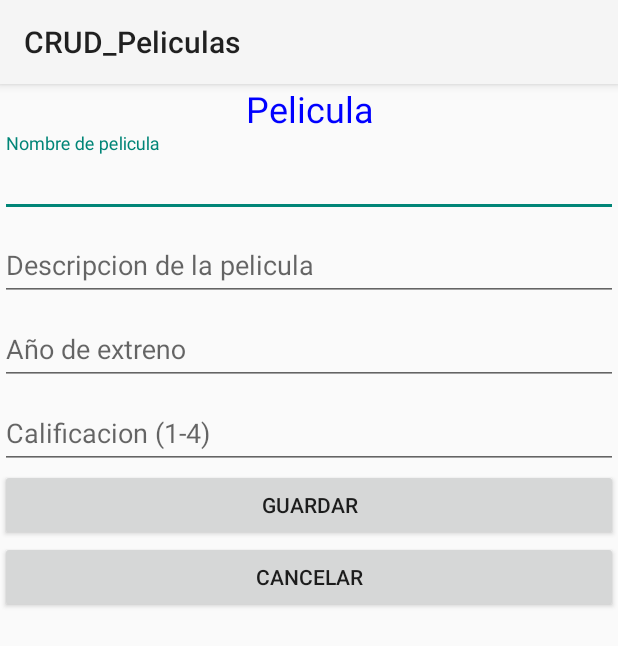
After one commit to AnthonyVas/Desafio_2_DSM, an Android app: the AgregarPelicula screen opened directly, with no data from a screen before it, on a phone screen of 412 x 824 dp. The commit adds this screen. Shown: the top 646 px of the screen. Run offline under Robolectric (Android 15) with nearby library versions, the phone set to English and light mode, and no system bars; 6 statements that could not run were skipped.

Commit message:
Funciona agregar y editar peli

```diff
--- /dev/null
+++ b/app/src/main/java/com/example/crud_peliculas/AgregarPelicula.java
@@ -0,0 +1,67 @@
+package com.example.crud_peliculas;
+
+
+
+import android.os.Bundle;
+import android.view.View;
+import android.widget.EditText;
+import androidx.appcompat.app.AppCompatActivity;
+import com.example.crud_peliculas.datos.Pelicula;
+
+public class AgregarPelicula extends AppCompatActivity {
+    EditText txtTitulo, txtDesc, txtYear, txtRate;
+    String key="",titulo="",desc="",accion="", year = "", rate = "";
+    @Override
+    protected void onCreate(Bundle savedInstanceState) {
+        super.onCreate(savedInstanceState);
+        setContentView(R.layout.agregara_pelicula);
+        inicializar();
+
+    }
+
+    private void inicializar() {
+        txtTitulo = findViewById(R.id.txtTitulo);
+        txtDesc = findViewById(R.id.txtDesc);
+        txtYear = findViewById(R.id.txtYear);
+        txtRate = findViewById(R.id.txtRate);
+
+        // Obtención de datos que envia actividad anterior
+        Bundle datos = getIntent().getExtras();
+        key = datos.getString("key");
+        titulo = datos.getString("titulo");
+        desc=datos.getString("desc");
+        year=datos.getString("year");
+        rate=datos.getString("rate");
+        accion=datos.getString("accion");
+
+        txtTitulo.setText(titulo);
+        txtDesc.setText(desc);
+        txtRate.setText(rate);
+        txtYear.setText(year);
+
+    }
+
+    public void guardar(View v){
+        String titulo = txtTitulo.getText().toString();
+        String desc = txtDesc.getText().toString();
+        String year = txtYear.getText().toString();
+        String rate = txtRate.getText().toString();
+
+        // Se forma objeto persona
+        Pelicula pelicula = new Pelicula(titulo,desc,year,rate);
+
+        if (accion.equals("a")) { //Agregar usando push()
+            Peliculas.refPeliculas.push().setValue(pelicula);
+        }
+        else // Editar usando setValue
+        {
+            Peliculas.refPeliculas.child(key).setValue(pelicula);
+        }
+        finish();
+    }
+    public void cancelar(View v){
+        finish();
+    }
+
+
+}
--- /dev/null
+++ b/app/src/main/res/layout/agregara_pelicula.xml
@@ -0,0 +1,70 @@
+<?xml version="1.0" encoding="utf-8"?>
+<LinearLayout xmlns:android="http://schemas.android.com/apk/res/android"
+    android:layout_width="match_parent"
+    android:layout_height="match_parent"
+    android:orientation="vertical">
+    <TextView
+        android:gravity="center_horizontal"
+        android:text="Pelicula"
+        android:textSize="24sp"
+        android:textColor="#00f"
+        android:layout_width="match_parent"
+        android:layout_height="wrap_content" />
+
+
+    <com.google.android.material.textfield.TextInputLayout
+        android:layout_width="match_parent"
+        android:layout_height="wrap_content">
+
+        <com.google.android.material.textfield.TextInputEditText
+            android:id="@+id/txtTitulo"
+            android:layout_width="match_parent"
+            android:layout_height="wrap_content"
+            android:hint="Nombre de pelicula" />
+    </com.google.android.material.textfield.TextInputLayout>
+
+
+    <com.google.android.material.textfield.TextInputLayout
+        android:layout_width="match_parent"
+        android:layout_height="wrap_content">
+
+        <com.google.android.material.textfield.TextInputEditText
+            android:id="@+id/txtDesc"
+            android:layout_width="match_parent"
+            android:layout_height="wrap_content"
+            android:hint="Descripcion de la pelicula" />
+    </com.google.android.material.textfield.TextInputLayout>
+
+    <com.google.android.material.textfield.TextInputLayout
+        android:layout_width="match_parent"
+        android:layout_height="wrap_content">
+
+        <com.google.android.material.textfield.TextInputEditText
+            android:id="@+id/txtYear"
+            android:layout_width="match_parent"
+            android:layout_height="wrap_content"
+            android:hint="Año de extreno" />
+    </com.google.android.material.textfield.TextInputLayout>
+
+    <com.google.android.material.textfield.TextInputLayout
+        android:layout_width="match_parent"
+        android:layout_height="wrap_content">
+
+        <com.google.android.material.textfield.TextInputEditText
+            android:id="@+id/txtRate"
+            android:layout_width="match_parent"
+            android:layout_height="wrap_content"
+            android:hint="Calificacion (1-4)" />
+    </com.google.android.material.textfield.TextInputLayout>
+
+    <Button
+        android:text="Guardar"
+        android:onClick="guardar"
+        android:layout_width="match_parent"
+        android:layout_height="wrap_content" />
+    <Button
+        android:text="Cancelar"
+        android:onClick="cancelar"
+        android:layout_width="match_parent"
+        android:layout_height="wrap_content" />
+</LinearLayout>
```
Also changed, not shown: app/src/main/AndroidManifest.xml (+5 -19 lines), app/src/main/java/com/example/crud_peliculas/ListarPeliculas.java (added, +58 -0 lines), app/src/main/java/com/example/crud_peliculas/MainActivity.java (+0 -33 lines), app/src/main/java/com/example/crud_peliculas/Peliculas.java (+125 -93 lines), app/src/main/res/layout/pelicula.xml (added, +44 -0 lines), app/src/main/res/layout/peliculas.xml (added, +29 -0 lines).
